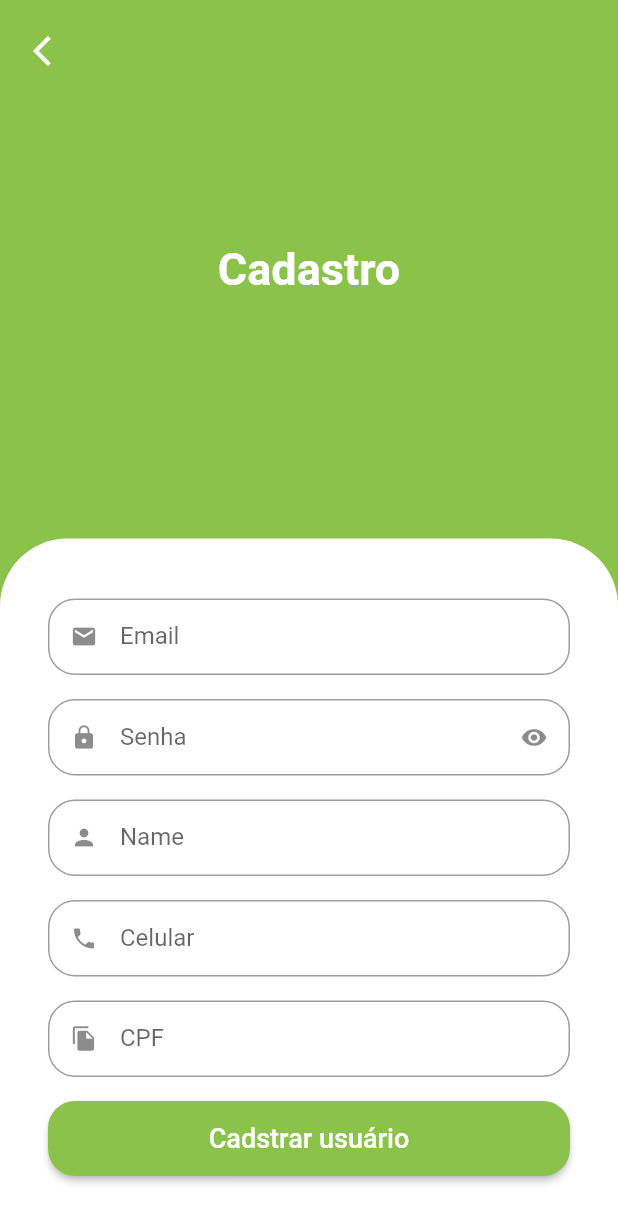
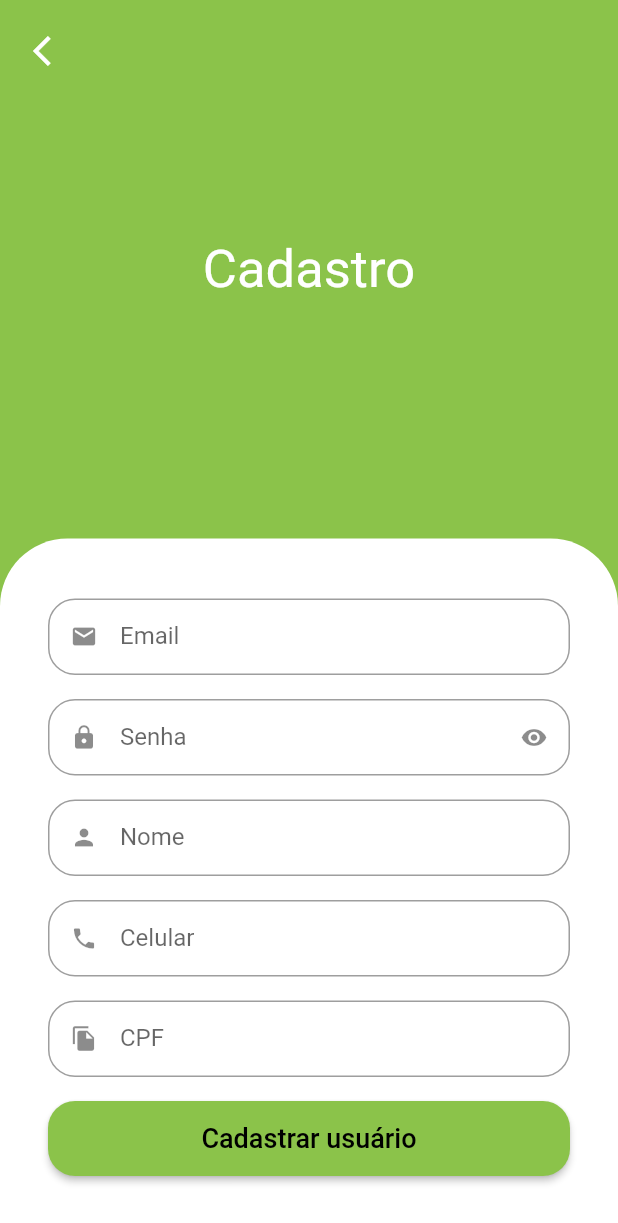
Before and after one commit to Matheus-hora48/loja-flutter, a Flutter app: the SignInScreen screen opened by its route, after a tap on "Criar conta", on a phone screen of 412 x 824 dp. Shown: the top 1223 px of the screen. Run offline on Flutter 3.47's test engine with Material 2 defaults, Android fonts, the phone set to English and light mode, and no system bars; our stand-ins replace animated_text_kit, badges, dio, flutter_secure_storage, fluttertoast, freezed_annotation and 4 more; missing offline and left inert: add_to_cart_animation; accounts and stored records are empty; network calls fail.

Commit message:
Arrumando algumas coisas

```diff
--- a/app/lib/src/config/app_data.dart
+++ b/app/lib/src/config/app_data.dart
@@ -96,7 +96,7 @@ UserModel user = UserModel(
   email: 'hora@email.com',
   phone: '(77) 9 98245456',
   cpf: '487.148.791-94',
-  passoword: '',
+  password: '',
 );
 
 List<OrderModel> orders = [
--- a/app/lib/src/constants/storage_key.dart
+++ b/app/lib/src/constants/storage_key.dart
@@ -1,3 +1,3 @@
-abstract class StorageKey {
+abstract class StorageKeys {
   static const String token = 'token';
 }
--- a/app/lib/src/models/user_model.dart
+++ b/app/lib/src/models/user_model.dart
@@ -5,21 +5,21 @@ part 'user_model.g.dart';
 @JsonSerializable()
 class UserModel {
   @JsonKey(name: 'fullname')
-  String? id;
   String? name;
   String? email;
   String? phone;
   String? cpf;
-  String? passoword;
+  String? password;
+  String? id;
   String? token;
 
   UserModel({
-    this.id,
     this.name,
     this.email,
     this.phone,
     this.cpf,
-    this.passoword,
+    this.password,
+    this.id,
     this.token,
   });
 
@@ -30,6 +30,6 @@ class UserModel {
 
   @override
   String toString() {
-    return 'UserModel(id: $id, name: $name, email: $email, phone: $phone, cpf: $cpf, passoword: $passoword, token: $token)';
+    return 'UserModel(name: $name, email: $email, phone: $phone, cpf: $cpf, password: $password, id: $id, token: $token)';
   }
 }
--- a/app/lib/src/pages/auth/view/sign_in_screen.dart
+++ b/app/lib/src/pages/auth/view/sign_in_screen.dart
@@ -133,7 +133,6 @@ class SignInScreen extends StatelessWidget {
                                       'Entrar',
                                       style: TextStyle(
                                         fontSize: 18,
-                                        color: Colors.white,
                                       ),
                                     ),
                             );
@@ -210,7 +209,7 @@ class SignInScreen extends StatelessWidget {
                             ),
                           ),
                           onPressed: () {
-                            Get.toNamed(PagesRoutes.singUpRoute);
+                            Get.toNamed(PagesRoutes.signUpRoute);
                           },
                           child: const Text(
                             'Criar conta',
--- a/app/lib/src/pages/auth/view/sing_up_screen.dart
+++ b/app/lib/src/pages/auth/view/sing_up_screen.dart
@@ -6,8 +6,8 @@ import 'package:flutter/material.dart';
 import 'package:get/get.dart';
 import 'package:mask_text_input_formatter/mask_text_input_formatter.dart';
 
-class SingUpScreen extends StatelessWidget {
-  SingUpScreen({Key? key}) : super(key: key);
+class SignUpScreen extends StatelessWidget {
+  SignUpScreen({Key? key}) : super(key: key);
 
   final cpfFormatter = MaskTextInputFormatter(
     mask: '###.###.###-##',
@@ -15,7 +15,7 @@ class SingUpScreen extends StatelessWidget {
   );
 
   final phoneFormatter = MaskTextInputFormatter(
-    mask: '(##) # #### ####',
+    mask: '## # ####-####',
     filter: {'#': RegExp(r'[0-9]')},
   );
 
@@ -35,7 +35,6 @@ class SingUpScreen extends StatelessWidget {
           child: Stack(
             children: [
               Column(
-                mainAxisAlignment: MainAxisAlignment.center,
                 children: [
                   const Expanded(
                     child: Center(
@@ -43,11 +42,13 @@ class SingUpScreen extends StatelessWidget {
                         'Cadastro',
                         style: TextStyle(
                           color: Colors.white,
-                            fontSize: 30,
-                            fontWeight: FontWeight.bold),
+                          fontSize: 35,
                         ),
                       ),
                     ),
+                  ),
+
+                  // Formulario
                   Container(
                     padding: const EdgeInsets.symmetric(
                       horizontal: 32,
@@ -55,8 +56,10 @@ class SingUpScreen extends StatelessWidget {
                     ),
                     decoration: const BoxDecoration(
                       color: Colors.white,
-                        borderRadius:
-                            BorderRadius.vertical(top: Radius.circular(45))),
+                      borderRadius: BorderRadius.vertical(
+                        top: Radius.circular(45),
+                      ),
+                    ),
                     child: Form(
                       key: _formKey,
                       child: Column(
@@ -74,44 +77,43 @@ class SingUpScreen extends StatelessWidget {
                           CustomTextField(
                             icon: Icons.lock,
                             label: 'Senha',
+                            onSaved: (value) {
+                              authController.user.password = value;
+                            },
+                            validator: passwordValidator,
                             isSecret: true,
-                            validator: passwordValidator,
-                            onSaved: (value) {
-                              authController.user.passoword = value;
-                            },
                           ),
                           CustomTextField(
                             icon: Icons.person,
-                            label: 'Name',
-                            validator: nameValidator,
+                            label: 'Nome',
                             onSaved: (value) {
                               authController.user.name = value;
                             },
+                            validator: nameValidator,
                           ),
                           CustomTextField(
                             icon: Icons.phone,
                             label: 'Celular',
-                            inputFormatters: [phoneFormatter],
-                            textInputType: TextInputType.phone,
                             validator: phoneValidator,
                             onSaved: (value) {
                               authController.user.phone = value;
                             },
+                            textInputType: TextInputType.phone,
+                            inputFormatters: [phoneFormatter],
                           ),
                           CustomTextField(
                             icon: Icons.file_copy,
                             label: 'CPF',
-                            inputFormatters: [cpfFormatter],
-                            textInputType: TextInputType.number,
                             validator: cpfvalidator,
                             onSaved: (value) {
                               authController.user.cpf = value;
                             },
+                            textInputType: TextInputType.number,
+                            inputFormatters: [cpfFormatter],
                           ),
                           SizedBox(
                             height: 50,
-                            child: Obx(
-                              () {
+                            child: Obx(() {
                               return ElevatedButton(
                                 style: ElevatedButton.styleFrom(
                                   shape: RoundedRectangleBorder(
@@ -122,27 +124,28 @@ class SingUpScreen extends StatelessWidget {
                                     ? null
                                     : () {
                                         FocusScope.of(context).unfocus();
-                                          if (_formKey.currentState!
-                                              .validate()) {
+
+                                        if (_formKey.currentState!.validate()) {
                                           _formKey.currentState!.save();
+
+                                          authController.signUp();
                                         }
                                       },
                                 child: authController.isLoading.value
                                     ? const CircularProgressIndicator()
                                     : const Text(
-                                          'Cadstrar usuário',
+                                        'Cadastrar usuário',
                                         style: TextStyle(
                                           fontSize: 18,
-                                              color: Colors.white),
+                                        ),
                                       ),
                               );
-                              },
-                            ),
+                            }),
                           ),
                         ],
                       ),
                     ),
-                  )
+                  ),
                 ],
               ),
               Positioned(
@@ -156,9 +159,10 @@ class SingUpScreen extends StatelessWidget {
                     icon: const Icon(
                       Icons.arrow_back_ios,
                       color: Colors.white,
-                      )),
                     ),
-              )
+                  ),
+                ),
+              ),
             ],
           ),
         ),
--- a/app/lib/src/routes/app_routes.dart
+++ b/app/lib/src/routes/app_routes.dart
@@ -4,38 +4,45 @@ import 'package:app/src/pages/base/base_screen.dart';
 import 'package:app/src/pages/base/binding/navigation_binding.dart';
 import 'package:app/src/pages/cart/binding/cart_binding.dart';
 import 'package:app/src/pages/home/binding/home_binding.dart';
+import 'package:app/src/pages/product/product_screen.dart';
 import 'package:app/src/pages/splash/splash_screen.dart';
 import 'package:get/get.dart';
 
 abstract class AppPages {
   static final pages = <GetPage>[
     GetPage(
-      name: PagesRoutes.splashRoute,
-      page: () => const SplashScreen(),
+      page: () => ProductScreen(),
+      name: PagesRoutes.productRoute,
     ),
     GetPage(
-      name: PagesRoutes.singInRoute,
-      page: () => SignInScreen(),
+      page: () => const SplashScreen(),
+      name: PagesRoutes.splashRoute,
     ),
     GetPage(
-      name: PagesRoutes.singUpRoute,
-      page: () => SingUpScreen(),
+      page: () => SignInScreen(),
+      name: PagesRoutes.signInRoute,
     ),
     GetPage(
+      page: () => SignUpScreen(),
+      name: PagesRoutes.signUpRoute,
+    ),
+    GetPage(
+      page: () => const BaseScreen(),
       name: PagesRoutes.baseRoute,
       bindings: [
         NavigationBinding(),
         HomeBinding(),
         CartBinding(),
+        //OrdersBinding(),
       ],
-      page: () => const BaseScreen(),
     ),
   ];
 }
 
 abstract class PagesRoutes {
+  static const String productRoute = '/product';
+  static const String signInRoute = '/signin';
+  static const String signUpRoute = '/signup';
   static const String splashRoute = '/splash';
-  static const String singInRoute = '/signin';
-  static const String singUpRoute = '/singup';
-  static const String baseRoute = '/home';
+  static const String baseRoute = '/';
 }
```
Also changed, not shown: app/lib/src/pages/auth/controllers/auth_controller.dart (+5 -5 lines), app/lib/src/pages/cart/repository/cart_repository.dart (+14 -16 lines), app/lib/src/pages/home/view/components/item_title.dart (+9 -7 lines), app/lib/src/pages/product/product_screen.dart (+45 -21 lines), app/lib/src/constants/endpoints.dart (line endings or trailing spaces), app/lib/src/models/user_model.g.dart, app/lib/src/pages/auth/repository/auth_repository.dart (line endings or trailing spaces). Lines whose indentation alone changed are shown as unchanged.
